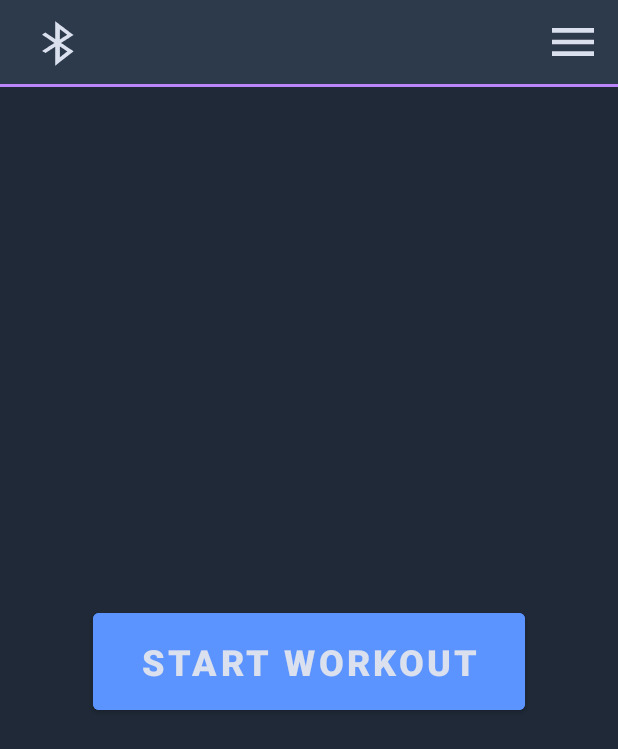
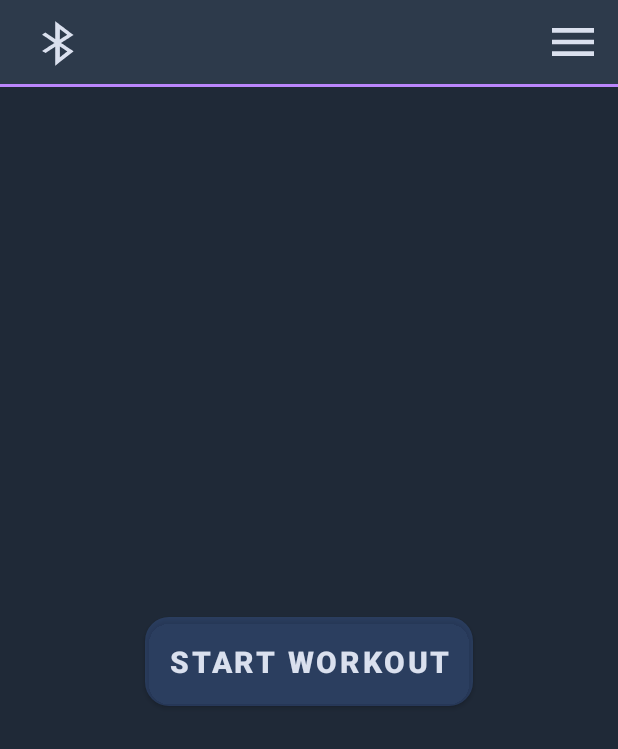
Before and after one commit to CrimPi-project/CrimPi-android-app, an Android app: the screen it shows after launch (MainActivity), in the side drawer, after a tap on "Freestyle workout", on a phone screen of 412 x 824 dp. Shown: the top 749 px of the screen. Run offline under Robolectric (Android 15) with nearby library versions, the phone set to English and light mode, and no system bars.

Commit message:
Cosmetics only- no functional changes.

```diff
--- a/app/src/main/java/com/almogbb/crimpi/MainActivity.java
+++ b/app/src/main/java/com/almogbb/crimpi/MainActivity.java
@@ -1,6 +1,8 @@
 // MainActivity.java
 package com.almogbb.crimpi;
 
+import com.almogbb.crimpi.fragments.FreestyleWorkoutFragment;
+import com.almogbb.crimpi.fragments.HomeFragment;
 import com.google.android.material.navigation.NavigationView; // NEW
 
 import android.Manifest;
@@ -30,14 +32,12 @@ import android.view.LayoutInflater; // Import for LayoutInflater
 import android.view.View;
 import android.widget.Button;
 import android.widget.ImageButton; // Import for ImageButton
-import android.widget.ImageView; // Import for ImageView
 import android.widget.ProgressBar; // Import for ProgressBar
 import android.widget.TextView;
 import android.widget.Toast;
 import android.content.BroadcastReceiver; // NEW
 import android.content.Intent; // NEW
 import android.content.IntentFilter; // NEW
-import android.view.MenuItem; // NEW: For handling menu item selections
 
 import androidx.annotation.NonNull;
 import androidx.appcompat.app.AppCompatActivity;
@@ -46,7 +46,6 @@ import androidx.core.content.ContextCompat;
 import androidx.fragment.app.Fragment;
 import androidx.recyclerview.widget.LinearLayoutManager; // Import for LinearLayoutManager
 import androidx.recyclerview.widget.RecyclerView; // Import for RecyclerView
-import androidx.appcompat.app.ActionBarDrawerToggle;
 import androidx.drawerlayout.widget.DrawerLayout;
 import androidx.fragment.app.FragmentManager; // NEW: For managing fragments
 import androidx.fragment.app.FragmentTransaction; // NEW: For fragment transactions
@@ -76,7 +75,6 @@ public class MainActivity extends AppCompatActivity {
     // NEW: Navigation Drawer elements
     private DrawerLayout drawerLayout;
     private NavigationView navigationView;
-    private androidx.appcompat.widget.Toolbar toolbar; // Reference to the new Toolbar
 
     // NEW: Reference to the HomeFragment instance
     private HomeFragment homeFragment;
@@ -86,9 +84,6 @@ public class MainActivity extends AppCompatActivity {
 
     // Main screen UI elements
     private ImageButton bluetoothButton; // The Bluetooth icon button
-    private ImageView centralLogoImageView; // CrimPi logo
-    private TextView instructionTextView; // "Please connect to a CrimPi device"
-    private TextView receivedNumberTextView; // Displays received temperature
 
     // Dialog UI elements (will be found when dialog is created)
     private AlertDialog scanDialog;
@@ -227,8 +222,7 @@ public class MainActivity extends AppCompatActivity {
 
                     runOnUiThread(() -> {
                         // NEW: Update the currently active fragment
-                        if (activeFragment instanceof HomeFragment) {
-                        } else if (activeFragment instanceof FreestyleWorkoutFragment) {
+                        if (activeFragment instanceof FreestyleWorkoutFragment) {
                             ((FreestyleWorkoutFragment) activeFragment).updateReceivedNumber(String.format(Locale.getDefault(), "%.2f", temperature));
                         }
                         // Add more 'else if' for other fragments that need this data
@@ -362,25 +356,13 @@ public class MainActivity extends AppCompatActivity {
                     } else {
                         Log.w(TAG, "BLUETOOTH_CONNECT permission not granted for checking GATT connection state in updateBluetoothStatusUI. Assuming disconnected.");
                         // Fallback: If permission is denied, we can't reliably check, assume disconnected for safety
-                        isConnected = false;
                     }
                 } catch (SecurityException e) {
                     Log.e(TAG, "SecurityException checking GATT connection state in updateBluetoothStatusUI: " + e.getMessage());
-                    isConnected = false;
                 }
             }
 
             if (isConnected) {
-                String deviceDisplayName = "Unknown Device";
-                if (bluetoothGatt != null && bluetoothGatt.getDevice() != null) {
-                    try {
-                        if (ContextCompat.checkSelfPermission(this, Manifest.permission.BLUETOOTH_CONNECT) == PackageManager.PERMISSION_GRANTED) {
-                            deviceDisplayName = (bluetoothGatt.getDevice().getName() != null ? bluetoothGatt.getDevice().getName() : bluetoothGatt.getDevice().getAddress());
-                        }
-                    } catch (SecurityException e) {
-                        Log.e(TAG, "SecurityException getting device name for display in updateBluetoothStatusUI: " + e.getMessage());
-                    }
-                }
                 homeFragment.updateInstructionText(getString(R.string.connected_to_a_crimpi_device));
                 bluetoothButton.setColorFilter(ContextCompat.getColor(MainActivity.this, R.color.bluetooth_connected_blue));
                 homeFragment.showConnectedStateUI(); // Ensure logo and text are visible
@@ -398,7 +380,8 @@ public class MainActivity extends AppCompatActivity {
         setContentView(R.layout.activity_main);
 
         // Initialize Toolbar and set it as the ActionBar
-        toolbar = findViewById(R.id.toolbar);
+        // Reference to the new Toolbar
+        androidx.appcompat.widget.Toolbar toolbar = findViewById(R.id.toolbar);
         setSupportActionBar(toolbar);
         if (getSupportActionBar() != null) {
             getSupportActionBar().setDisplayShowTitleEnabled(false); // Hide the default title
@@ -420,9 +403,7 @@ public class MainActivity extends AppCompatActivity {
         });
 
         // Set listener for navigation item clicks
-        navigationView.setNavigationItemSelectedListener(new NavigationView.OnNavigationItemSelectedListener() {
-            @Override
-            public boolean onNavigationItemSelected(@NonNull MenuItem item) {
+        navigationView.setNavigationItemSelectedListener(item -> {
             // Handle navigation view item clicks here.
             int id = item.getItemId();
 
@@ -438,7 +419,6 @@ public class MainActivity extends AppCompatActivity {
 
             drawerLayout.closeDrawer(navigationView); // Close the drawer after item selection
             return true;
-            }
         });
 
         // Initialize main screen UI elements (bluetoothButton remains)
@@ -605,7 +585,6 @@ public class MainActivity extends AppCompatActivity {
                 showScanDialog();
             } else {
                 // Permissions denied
-                instructionTextView.setText("");
                 bluetoothButton.setEnabled(false);
                 Toast.makeText(this, R.string.bluetooth_permissions_denied, Toast.LENGTH_LONG).show();
             }
--- a/app/src/main/java/com/almogbb/crimpi/FreestyleWorkoutFragment.java
+++ b/app/src/main/java/com/almogbb/crimpi/fragments/FreestyleWorkoutFragment.java
@@ -1,8 +1,7 @@
 // FreestyleWorkoutFragment.java
-package com.almogbb.crimpi;
+package com.almogbb.crimpi.fragments;
 
 import android.Manifest;
-import android.bluetooth.BluetoothAdapter;
 import android.bluetooth.BluetoothManager;
 import android.bluetooth.BluetoothProfile;
 import android.content.Context;
@@ -22,12 +21,15 @@ import androidx.annotation.Nullable;
 import androidx.core.content.ContextCompat;
 import androidx.fragment.app.Fragment;
 
+import com.almogbb.crimpi.MainActivity;
+import com.almogbb.crimpi.R;
+
 public class FreestyleWorkoutFragment extends Fragment {
 
     private Button startButton;
     private TextView receivedNumberTextView;
     private TextView countdownTextView; // New TextView for countdown
-    private Handler handler = new Handler(Looper.getMainLooper()); // Handler for countdown
+    private final Handler handler = new Handler(Looper.getMainLooper()); // Handler for countdown
     private int countdownValue = 3; // Initial countdown value
     private boolean workoutStarted = false; // Flag to indicate if workout is active
 
--- a/app/src/main/java/com/almogbb/crimpi/HomeFragment.java
+++ b/app/src/main/java/com/almogbb/crimpi/fragments/HomeFragment.java
@@ -1,5 +1,5 @@
 // HomeFragment.java
-package com.almogbb.crimpi;
+package com.almogbb.crimpi.fragments;
 
 import android.Manifest;
 import android.bluetooth.BluetoothAdapter;
@@ -19,12 +19,14 @@ import androidx.annotation.Nullable;
 import androidx.core.content.ContextCompat;
 import androidx.fragment.app.Fragment;
 
+import com.almogbb.crimpi.MainActivity;
+import com.almogbb.crimpi.R;
+
 public class HomeFragment extends Fragment {
 
     // Declare UI elements that will be in this fragment's layout
     private ImageView centralLogoImageView;
     private TextView instructionTextView;
-    // REMOVED: private TextView receivedNumberTextView;
 
     public HomeFragment() {
         // Required empty public constructor
@@ -98,19 +100,27 @@ public class HomeFragment extends Fragment {
 
     // Public methods to control UI visibility based on connection state
     public void showDisconnectedStateUI() {
-        if (centralLogoImageView != null) centralLogoImageView.setVisibility(View.VISIBLE);
-        if (instructionTextView != null) instructionTextView.setVisibility(View.VISIBLE);
-        if (instructionTextView != null)
-            instructionTextView.setText(R.string.crimpi_connect); // Reset text on disconnect
+        if (centralLogoImageView != null) {
+            centralLogoImageView.setVisibility(View.VISIBLE);
+            centralLogoImageView.setColorFilter(ContextCompat.getColor(requireContext(), R.color.primary_text_color));
+        }
+        if (instructionTextView != null) {
+            instructionTextView.setVisibility(View.VISIBLE);
+            instructionTextView.setText(R.string.crimpi_connect);
+        }
     }
 
     public void showConnectedStateUI() {
         // When connected, show the logo and update the instruction text
-        if (centralLogoImageView != null)
-            centralLogoImageView.setVisibility(View.VISIBLE); // Keep logo visible
-        if (instructionTextView != null) instructionTextView.setVisibility(View.VISIBLE);
-        if (instructionTextView != null)
+        if (centralLogoImageView != null) {
+            centralLogoImageView.setVisibility(View.VISIBLE);
+            centralLogoImageView.setColorFilter(ContextCompat.getColor(requireContext(), R.color.bluetooth_connected_blue));        }
+        if (instructionTextView != null) {
+            instructionTextView.setVisibility(View.VISIBLE);
             instructionTextView.setText(getString(R.string.connected_to_a_crimpi_device));
+        }
+
+
 
     }
 }
--- a/app/src/main/res/layout/activity_main.xml
+++ b/app/src/main/res/layout/activity_main.xml
@@ -65,7 +65,7 @@
         <!-- Fragment Container: This is where your fragments (Home, Freestyle, My Workouts) will be loaded -->
         <androidx.fragment.app.FragmentContainerView
             android:id="@+id/fragment_container"
-            android:name="com.almogbb.crimpi.HomeFragment"
+            android:name="com.almogbb.crimpi.fragments.HomeFragment"
             android:layout_width="match_parent"
             android:layout_height="match_parent"
             android:padding="16dp"
--- a/app/src/main/res/layout/fragment_freestyle_workout.xml
+++ b/app/src/main/res/layout/fragment_freestyle_workout.xml
@@ -1,27 +1,20 @@
 <?xml version="1.0" encoding="utf-8"?>
 <FrameLayout xmlns:android="http://schemas.android.com/apk/res/android"
+    xmlns:app="http://schemas.android.com/apk/res-auto"
     xmlns:tools="http://schemas.android.com/tools"
     android:layout_width="match_parent"
     android:layout_height="match_parent"
     android:background="@color/background_dark_navy"
-    tools:context=".FreestyleWorkoutFragment">
+    tools:context=".fragments.FreestyleWorkoutFragment">
 
     <!-- Start Button -->
-    <Button
+    <com.google.android.material.button.MaterialButton
         android:id="@+id/startButton"
+        style="@style/RoundedButton"
         android:layout_width="wrap_content"
         android:layout_height="wrap_content"
         android:layout_gravity="center"
-        android:text="@string/start_workout"
-        android:textColor="@color/primary_text_color"
-        android:backgroundTint="@color/accent_blue_light"
-        android:paddingStart="32dp"
-        android:paddingEnd="32dp"
-        android:paddingTop="16dp"
-        android:paddingBottom="16dp"
-        android:textSize="24sp"
-        android:textStyle="bold"
-        android:visibility="visible" /> <!-- Initially visible -->
+        android:text="@string/start_workout" />
 
     <!-- TextView to display the countdown or received number -->
     <TextView
--- a/app/src/main/res/layout/fragment_home.xml
+++ b/app/src/main/res/layout/fragment_home.xml
@@ -5,7 +5,7 @@
     android:layout_width="match_parent"
     android:layout_height="match_parent"
     android:background="@color/background_dark_navy"
-    tools:context=".HomeFragment">
+    tools:context=".fragments.HomeFragment">
 
     <!-- Disconnected State: Central Logo/Icon -->
     <ImageView
--- a/app/src/main/res/values/strings.xml
+++ b/app/src/main/res/values/strings.xml
@@ -27,5 +27,5 @@
     <string name="navigation_drawer_close">Close navigation drawer</string>
     <string name="start_workout">Start Workout</string>
     <string name="connected_to_a_crimpi_device">Connected to a CrimPi device!</string>
-    <string name="not_connected_to_a_crimpi_device_please_connect">Not connected to a CrimPi device. Please connect</string>
+    <string name="not_connected_to_a_crimpi_device_please_connect">Not connected to a CrimPi device. Please connect.</string>
 </resources>
--- a/app/src/main/res/values/themes.xml
+++ b/app/src/main/res/values/themes.xml
@@ -57,8 +57,23 @@
         <item name="itemIconTint">@color/primary_text_color</item>
         <item name="itemHorizontalPadding">16dp</item>
         <item name="itemIconPadding">8dp</item>
-        <item name="android:listDivider">@color/purple_200</item> <!-- ADDED: Custom divider drawable -->
+        <item name="android:listDivider">@color/purple_200
+        </item> <!-- ADDED: Custom divider drawable -->
         <item name="android:dividerHeight">1dp</item>
         <item name="android:layoutDirection">ltr</item> <!-- Ensure LTR for icons -->
     </style>
+
+    <style name="RoundedButton" parent="Widget.MaterialComponents.Button">
+        <item name="android:textColor">@color/primary_text_color</item>
+        <item name="cornerRadius">16dp</item>
+        <item name="backgroundTint">@color/accent_blue_light_translucent</item>
+        <item name="android:paddingStart">16dp</item>
+        <item name="android:paddingEnd">16dp</item>
+        <item name="android:paddingTop">16dp</item>
+        <item name="android:paddingBottom">16dp</item>
+        <item name="android:textSize">20sp</item>
+        <item name="android:textStyle">bold</item>
+        <item name="android:visibility">visible</item>
+    </style>
+
 </resources>
```
Lines whose indentation alone changed are shown as unchanged.
